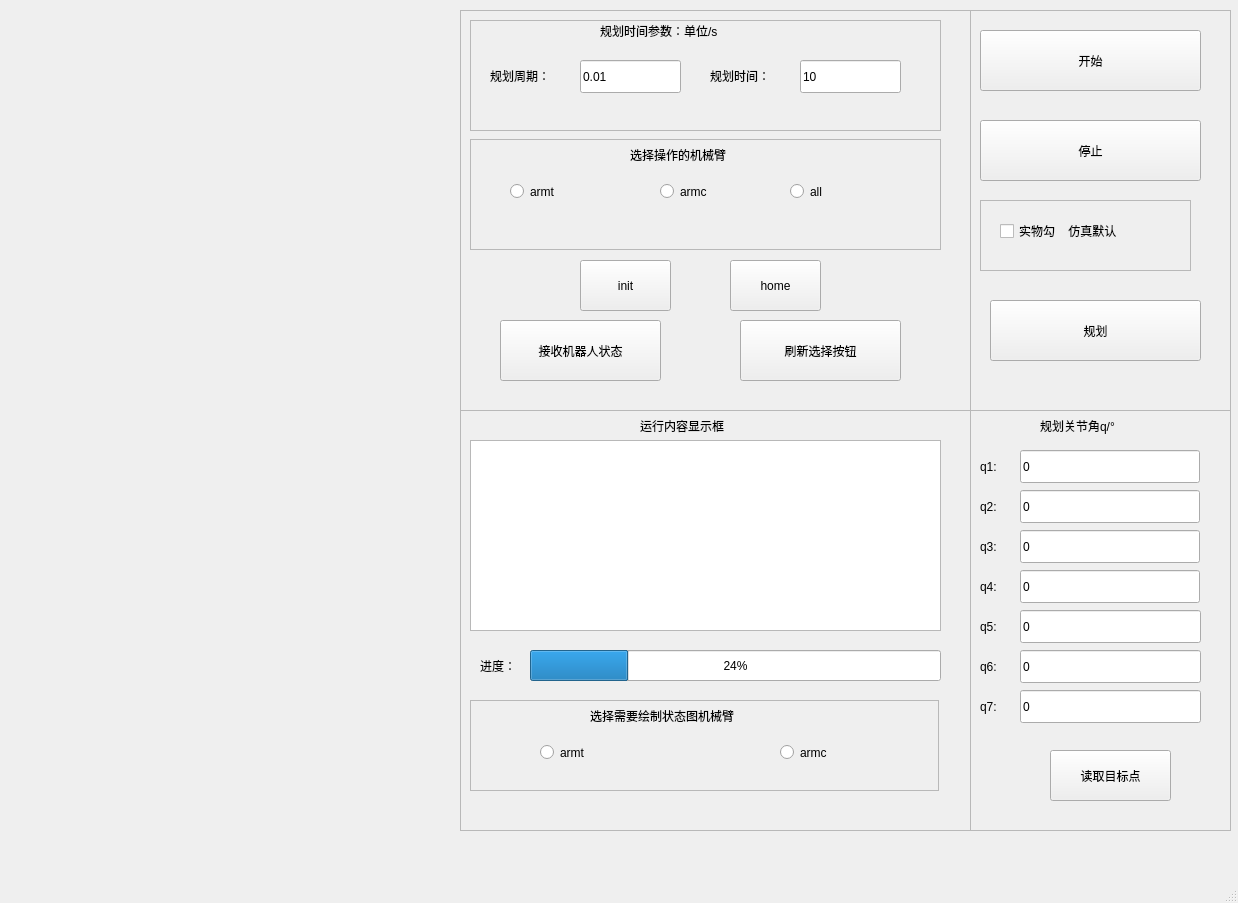
Old version of the form catkin_ws/src/robot_python/ui/armct_form1.ui in the repository CFlyingDragon/Multi_arm_robot.
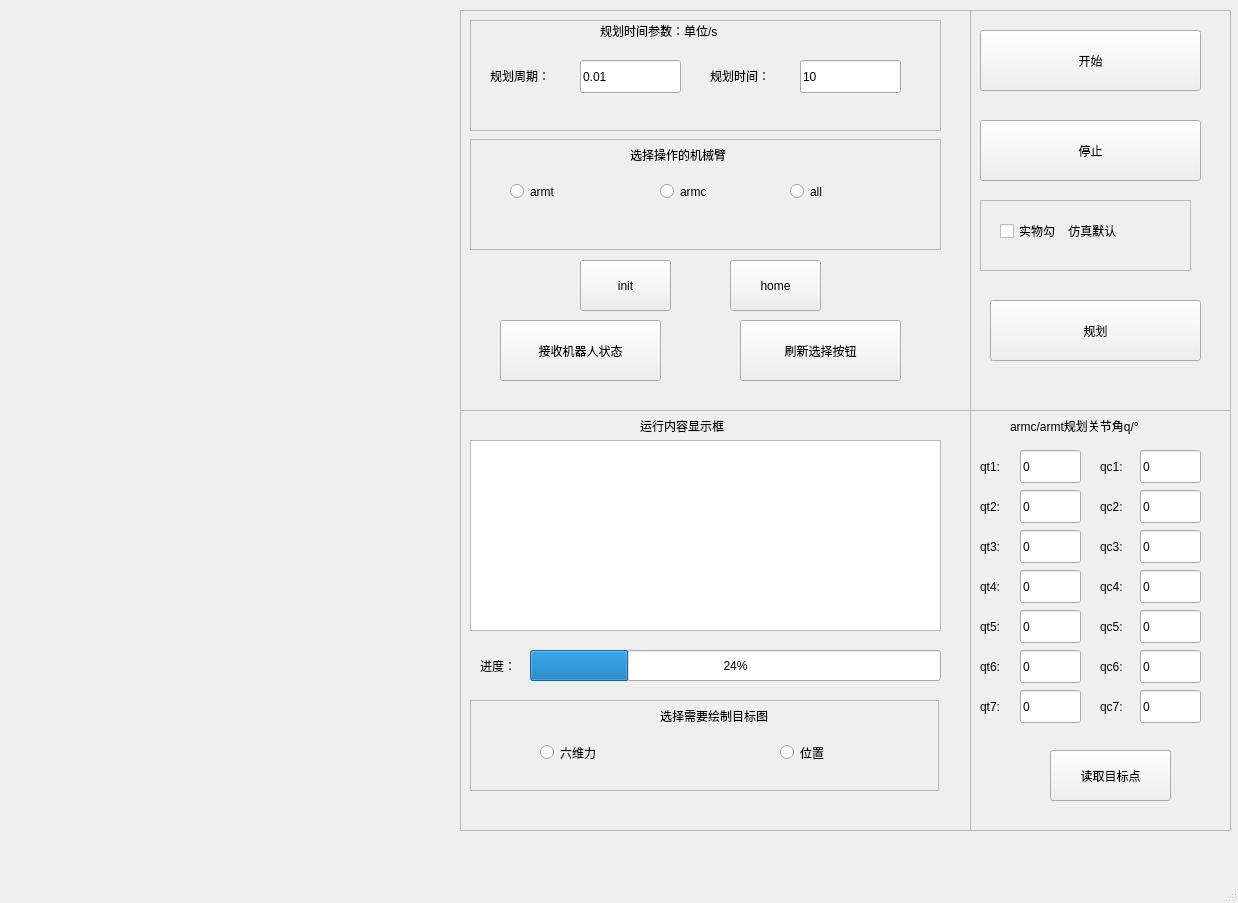
New version of the form.

Commit message: 增加篮球规划实验

Patch:
```diff
--- a/catkin_ws/src/robot_python/ui/armct_form1.ui
+++ b/catkin_ws/src/robot_python/ui/armct_form1.ui
@@ -130,14 +130,14 @@
         <widget class="QLabel" name="label_19">
          <property name="geometry">
           <rect>
-           <x>120</x>
+           <x>190</x>
            <y>0</y>
-           <width>231</width>
+           <width>141</width>
            <height>31</height>
           </rect>
          </property>
          <property name="text">
-          <string>选择需要绘制状态图机械臂</string>
+          <string>选择需要绘制目标图</string>
          </property>
         </widget>
         <widget class="QRadioButton" name="radioButton_robot1_2">
@@ -150,7 +150,7 @@
           </rect>
          </property>
          <property name="text">
-          <string>armt</string>
+          <string>六维力</string>
          </property>
         </widget>
         <widget class="QRadioButton" name="radioButton_robot2_2">
@@ -163,7 +163,7 @@
           </rect>
          </property>
          <property name="text">
-          <string>armc</string>
+          <string>位置</string>
          </property>
         </widget>
        </widget>
@@ -446,7 +446,7 @@
          </rect>
         </property>
         <property name="text">
-         <string>q4:</string>
+         <string>qt4:</string>
         </property>
        </widget>
        <widget class="QLineEdit" name="lineEdit_q5">
@@ -454,7 +454,7 @@
          <rect>
           <x>50</x>
           <y>200</y>
-          <width>181</width>
+          <width>61</width>
           <height>33</height>
          </rect>
         </property>
@@ -472,7 +472,7 @@
          </rect>
         </property>
         <property name="text">
-         <string>q6:</string>
+         <string>qt6:</string>
         </property>
        </widget>
        <widget class="QLineEdit" name="lineEdit_q6">
@@ -480,7 +480,7 @@
          <rect>
           <x>50</x>
           <y>240</y>
-          <width>181</width>
+          <width>61</width>
           <height>33</height>
          </rect>
         </property>
@@ -493,7 +493,7 @@
          <rect>
           <x>50</x>
           <y>160</y>
-          <width>180</width>
+          <width>61</width>
           <height>33</height>
          </rect>
         </property>
@@ -511,20 +511,20 @@
          </rect>
         </property>
         <property name="text">
-         <string>q5:</string>
+         <string>qt5:</string>
         </property>
        </widget>
        <widget class="QLabel" name="label_3">
         <property name="geometry">
          <rect>
-          <x>70</x>
+          <x>40</x>
           <y>0</y>
-          <width>121</width>
+          <width>171</width>
           <height>31</height>
          </rect>
         </property>
         <property name="text">
-         <string>规划关节角q/°</string>
+         <string>armc/armt规划关节角q/°</string>
         </property>
        </widget>
        <widget class="QLabel" name="label_8">
@@ -537,7 +537,7 @@
          </rect>
         </property>
         <property name="text">
-         <string>q3:</string>
+         <string>qt3:</string>
         </property>
        </widget>
        <widget class="QLineEdit" name="lineEdit_q3">
@@ -545,7 +545,7 @@
          <rect>
           <x>50</x>
           <y>120</y>
-          <width>180</width>
+          <width>61</width>
           <height>33</height>
          </rect>
         </property>
@@ -563,7 +563,7 @@
          </rect>
         </property>
         <property name="text">
-         <string>q2:</string>
+         <string>qt2:</string>
         </property>
        </widget>
        <widget class="QLineEdit" name="lineEdit_q2">
@@ -571,7 +571,7 @@
          <rect>
           <x>50</x>
           <y>80</y>
-          <width>180</width>
+          <width>61</width>
           <height>33</height>
          </rect>
         </property>
@@ -589,7 +589,7 @@
          </rect>
         </property>
         <property name="text">
-         <string>q1:</string>
+         <string>qt1:</string>
         </property>
        </widget>
        <widget class="QLineEdit" name="lineEdit_q1">
@@ -597,7 +597,7 @@
          <rect>
           <x>50</x>
           <y>40</y>
-          <width>180</width>
+          <width>61</width>
           <height>33</height>
          </rect>
         </property>
@@ -626,7 +626,7 @@
          <rect>
           <x>50</x>
           <y>280</y>
-          <width>181</width>
+          <width>61</width>
           <height>33</height>
          </rect>
         </property>
@@ -644,10 +644,192 @@
          </rect>
         </property>
         <property name="text">
-         <string>q7:</string>
+         <string>qt7:</string>
         </property>
        </widget>
-       <zorder>lineEdit_q4</zorder>
+       <widget class="QLineEdit" name="lineEdit_q3_2">
+        <property name="geometry">
+         <rect>
+          <x>170</x>
+          <y>120</y>
+          <width>61</width>
+          <height>33</height>
+         </rect>
+        </property>
+        <property name="text">
+         <string>0</string>
+        </property>
+       </widget>
+       <widget class="QLineEdit" name="lineEdit_q2_2">
+        <property name="geometry">
+         <rect>
+          <x>170</x>
+          <y>80</y>
+          <width>61</width>
+          <height>33</height>
+         </rect>
+        </property>
+        <property name="text">
+         <string>0</string>
+        </property>
+       </widget>
+       <widget class="QLineEdit" name="lineEdit_q6_2">
+        <property name="geometry">
+         <rect>
+          <x>170</x>
+          <y>240</y>
+          <width>61</width>
+          <height>33</height>
+         </rect>
+        </property>
+        <property name="text">
+         <string>0</string>
+        </property>
+       </widget>
+       <widget class="QLabel" name="label_11">
+        <property name="geometry">
+         <rect>
+          <x>130</x>
+          <y>200</y>
+          <width>31</width>
+          <height>33</height>
+         </rect>
+        </property>
+        <property name="text">
+         <string>qc5:</string>
+        </property>
+       </widget>
+       <widget class="QLabel" name="label_16">
+        <property name="geometry">
+         <rect>
+          <x>130</x>
+          <y>40</y>
+          <width>31</width>
+          <height>33</height>
+         </rect>
+        </property>
+        <property name="text">
+         <string>qc1:</string>
+        </property>
+       </widget>
+       <widget class="QLineEdit" name="lineEdit_q7_2">
+        <property name="geometry">
+         <rect>
+          <x>170</x>
+          <y>280</y>
+          <width>61</width>
+          <height>33</height>
+         </rect>
+        </property>
+        <property name="text">
+         <string>0</string>
+        </property>
+       </widget>
+       <widget class="QLabel" name="label_17">
+        <property name="geometry">
+         <rect>
+          <x>130</x>
+          <y>80</y>
+          <width>31</width>
+          <height>33</height>
+         </rect>
+        </property>
+        <property name="text">
+         <string>qc2:</string>
+        </property>
+       </widget>
+       <widget class="QLabel" name="label_20">
+        <property name="geometry">
+         <rect>
+          <x>130</x>
+          <y>120</y>
+          <width>31</width>
+          <height>33</height>
+         </rect>
+        </property>
+        <property name="text">
+         <string>qc3:</string>
+        </property>
+       </widget>
+       <widget class="QLineEdit" name="lineEdit_q4_2">
+        <property name="geometry">
+         <rect>
+          <x>170</x>
+          <y>160</y>
+          <width>61</width>
+          <height>33</height>
+         </rect>
+        </property>
+        <property name="text">
+         <string>0</string>
+        </property>
+       </widget>
+       <widget class="QLineEdit" name="lineEdit_q5_2">
+        <property name="geometry">
+         <rect>
+          <x>170</x>
+          <y>200</y>
+          <width>61</width>
+          <height>33</height>
+         </rect>
+        </property>
+        <property name="text">
+         <string>0</string>
+        </property>
+       </widget>
+       <widget class="QLabel" name="label_21">
+        <property name="geometry">
+         <rect>
+          <x>130</x>
+          <y>240</y>
+          <width>31</width>
+          <height>33</height>
+         </rect>
+        </property>
+        <property name="text">
+         <string>qc6:</string>
+        </property>
+       </widget>
+       <widget class="QLineEdit" name="lineEdit_q1_2">
+        <property name="geometry">
+         <rect>
+          <x>170</x>
+          <y>40</y>
+          <width>61</width>
+          <height>33</height>
+         </rect>
+        </property>
+        <property name="text">
+         <string>0</string>
+        </property>
+       </widget>
+       <widget class="QLabel" name="label_22">
+        <property name="geometry">
+         <rect>
+          <x>130</x>
+          <y>160</y>
+          <width>31</width>
+          <height>33</height>
+         </rect>
+        </property>
+        <property name="text">
+         <string>qc4:</string>
+        </property>
+       </widget>
+       <widget class="QLabel" name="label_23">
+        <property name="geometry">
+         <rect>
+          <x>130</x>
+          <y>280</y>
+          <width>31</width>
+          <height>33</height>
+         </rect>
+        </property>
+        <property name="text">
+         <string>qc7:</string>
+        </property>
+       </widget>
+       <zorder>lineEdit_q4_1</zorder>
        <zorder>label_4</zorder>
        <zorder>lineEdit_q5</zorder>
        <zorder>label_7</zorder>
```
Left out of the diff: 44 changed lines with no effect on the pictures. The commit also changes 57 other files.
